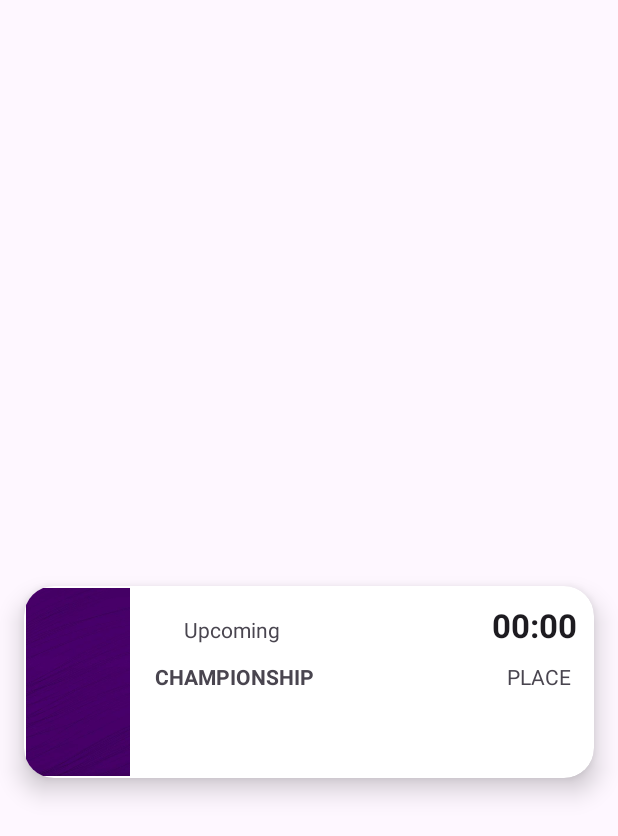
After one commit to mathewrs04/NMPPerubX, an Android app: the layout schedule_page_card.xml on its own in the app's theme, with its tools: preview values and no code run, on a phone screen of 412 x 824 dp. The commit adds this screen. Shown: the top 836 px of the screen. Run offline under Robolectric (Android 15) with nearby library versions, the phone set to English and light mode, and no system bars.

Commit message:
Schedule

```diff
--- a/app/src/main/java/com/perubdev/nmpinformaticse_sport/MainActivity.kt
+++ b/app/src/main/java/com/perubdev/nmpinformaticse_sport/MainActivity.kt
@@ -15,10 +15,15 @@ class MainActivity : AppCompatActivity() {
         super.onCreate(savedInstanceState)
         binding =ActivityMainBinding.inflate(layoutInflater)
         setContentView(binding.root)
+//        ScheduleData.schedules[currentSchedules].schedules
 
         binding.btnWhoWheAre.setOnClickListener {
             val intent = Intent(this, WhoWeAre::class.java)
             startActivity(intent)
         }
+        binding.btnOurSchedule.setOnClickListener{
+            val intent= Intent(this,SchedulePage::class.java)
+            startActivity(intent)
+        }
     }
 }
--- a/app/src/main/res/layout/activity_main.xml
+++ b/app/src/main/res/layout/activity_main.xml
@@ -23,10 +23,10 @@
         app:layout_constraintEnd_toEndOf="parent"
         app:layout_constraintHorizontal_bias="0.498"
         app:layout_constraintStart_toStartOf="parent"
-        app:layout_constraintTop_toBottomOf="@+id/btnWhoWePlay" />
+        app:layout_constraintTop_toBottomOf="@+id/btnWhatWePlay" />
 
     <Button
-        android:id="@+id/btnWhoWePlay"
+        android:id="@+id/btnWhatWePlay"
         style="@style/Widget.Material3.Button.Icon"
         android:layout_width="180dp"
         android:layout_height="145dp"
--- a/app/src/main/res/layout/activity_schedule_page.xml
+++ b/app/src/main/res/layout/activity_schedule_page.xml
@@ -8,6 +8,7 @@
     tools:context=".SchedulePage">
 
     <androidx.recyclerview.widget.RecyclerView
+        android:id="@+id/recSch"
         android:layout_width="409dp"
         android:layout_height="729dp"
         tools:layout_editor_absoluteX="1dp"
--- /dev/null
+++ b/app/src/main/res/layout/schedule_page_card.xml
@@ -0,0 +1,110 @@
+<?xml version="1.0" encoding="utf-8"?>
+<androidx.constraintlayout.widget.ConstraintLayout xmlns:android="http://schemas.android.com/apk/res/android"
+    xmlns:app="http://schemas.android.com/apk/res-auto"
+    android:layout_width="match_parent"
+    android:layout_height="match_parent">
+
+    <androidx.cardview.widget.CardView
+        android:layout_width="0dp"
+        android:layout_height="128dp"
+        android:layout_marginStart="16dp"
+        android:layout_marginTop="8dp"
+        android:layout_marginEnd="16dp"
+        android:layout_marginBottom="8dp"
+        app:cardCornerRadius="20dp"
+        app:cardElevation="10dp"
+        app:contentPadding="1dp"
+        app:layout_constraintBottom_toBottomOf="parent"
+        app:layout_constraintEnd_toEndOf="parent"
+        app:layout_constraintHorizontal_bias="0.0"
+        app:layout_constraintStart_toStartOf="parent"
+        app:layout_constraintTop_toTopOf="parent"
+        app:layout_constraintVertical_bias="0.563">
+
+        <LinearLayout
+            android:layout_width="match_parent"
+            android:layout_height="match_parent"
+            android:orientation="vertical">
+
+            <LinearLayout
+                android:layout_width="match_parent"
+                android:layout_height="wrap_content"
+                android:orientation="horizontal">
+
+                <ImageView
+                    android:id="@+id/imgLogo"
+                    android:layout_width="69dp"
+                    android:layout_height="match_parent"
+                    android:scaleType="centerCrop"
+                    app:srcCompat="@drawable/purple" />
+
+                <LinearLayout
+                    android:layout_width="match_parent"
+                    android:layout_height="match_parent"
+                    android:orientation="vertical">
+
+                    <LinearLayout
+                        android:layout_width="match_parent"
+                        android:layout_height="wrap_content"
+                        android:orientation="horizontal">
+
+                        <TextView
+                            android:id="@+id/txtUp"
+                            android:layout_width="136dp"
+                            android:layout_height="wrap_content"
+                            android:padding="10dp"
+                            android:text="Upcoming"
+                            android:textAlignment="center" />
+
+                        <Space
+                            android:layout_width="wrap_content"
+                            android:layout_height="wrap_content"
+                            android:layout_weight="1" />
+
+                        <TextView
+                            android:id="@+id/txtTime"
+                            android:layout_width="wrap_content"
+                            android:layout_height="wrap_content"
+                            android:layout_weight="0"
+                            android:padding="10dp"
+                            android:text="00:00"
+                            android:textAppearance="@style/TextAppearance.AppCompat.Large"
+                            android:textStyle="bold" />
+
+                    </LinearLayout>
+
+                    <LinearLayout
+                        android:layout_width="match_parent"
+                        android:layout_height="match_parent"
+                        android:orientation="horizontal">
+
+                        <TextView
+                            android:id="@+id/txtChamp"
+                            android:layout_width="173dp"
+                            android:layout_height="match_parent"
+                            android:layout_weight="1"
+                            android:text="CHAMPIONSHIP"
+                            android:textAlignment="center"
+                            android:textStyle="bold" />
+
+                        <Space
+                            android:layout_width="134dp"
+                            android:layout_height="wrap_content"
+                            android:layout_weight="1" />
+
+                        <TextView
+                            android:id="@+id/txtPlace"
+                            android:layout_width="105dp"
+                            android:layout_height="match_parent"
+                            android:layout_weight="1"
+                            android:text="PLACE"
+                            android:textAlignment="center" />
+                    </LinearLayout>
+
+                </LinearLayout>
+
+            </LinearLayout>
+        </LinearLayout>
+
+    </androidx.cardview.widget.CardView>
+</androidx.constraintlayout.widget.ConstraintLayout>
```
Also changed, not shown: app/src/main/java/com/perubdev/nmpinformaticse_sport/ScheduleAdapter.kt (added, +31 -0 lines), app/src/main/java/com/perubdev/nmpinformaticse_sport/ScheduleBank.kt (added, +8 -0 lines), app/src/main/java/com/perubdev/nmpinformaticse_sport/ScheduleData.kt (added, +10 -0 lines), app/src/main/java/com/perubdev/nmpinformaticse_sport/SchedulePage.kt (+11 -7 lines), app/src/main/res/layout/activity_schedule_page_card.xml (deleted, +0 -67 lines), app/src/main/res/drawable/compedium.jpg (added), app/src/main/res/drawable/pgc.jpeg (added), app/src/main/res/drawable/vct.jpeg (added), app/src/main/res/drawable/worlds.jpeg (added).
